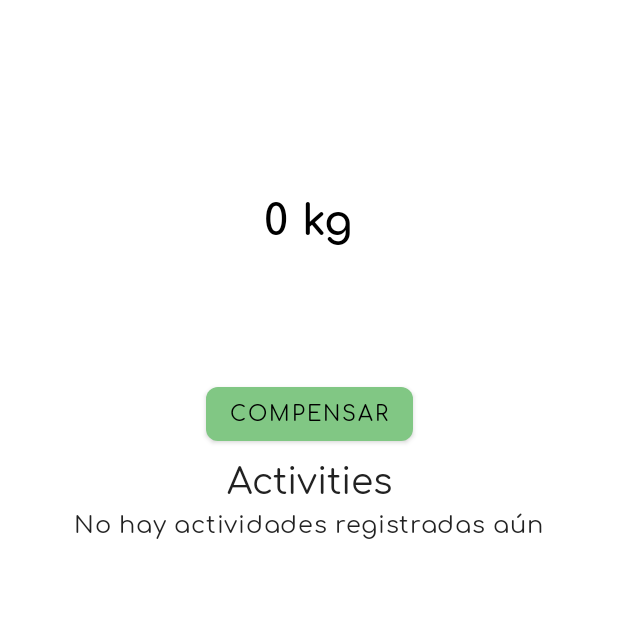
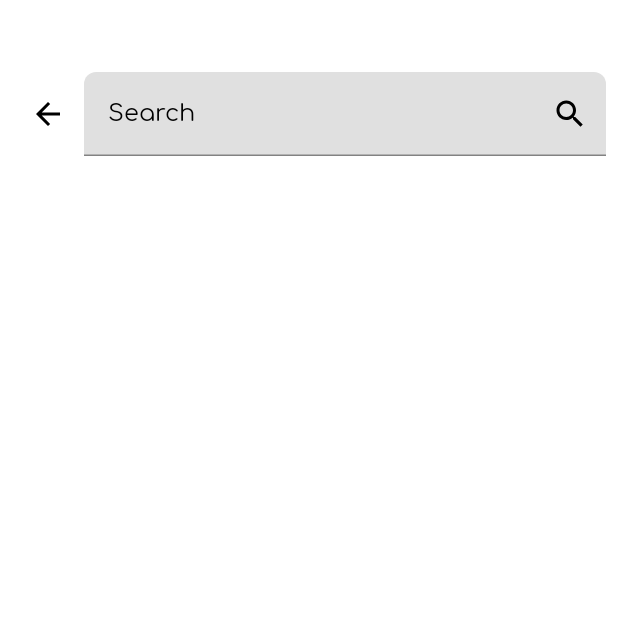
Before and after one commit to renatojobal/RocketEngineApp, an Android app built with Jetpack Compose: the screen it shows after launch (MainActivity), on a phone screen of 412 x 824 dp, the top half of it. Run offline under Robolectric (Android 15) with nearby library versions, the phone set to English and light mode, and no system bars; our stand-ins replace Timber, accompanist, constraintlayout-compose, livedata-compose.

Commit message:
:art: add search bar

```diff
--- a/app/src/main/java/com/renatojobal/rocketEngine/ui/home/HomeScreen.kt
+++ b/app/src/main/java/com/renatojobal/rocketEngine/ui/home/HomeScreen.kt
@@ -1,5 +1,6 @@
 package com.renatojobal.rocketEngine.ui
 
+import androidx.compose.animation.Crossfade
 import androidx.compose.animation.core.animateFloatAsState
 import androidx.compose.animation.core.tween
 import androidx.compose.foundation.Canvas
@@ -7,24 +8,33 @@ import androidx.compose.foundation.background
 import androidx.compose.foundation.clickable
 import androidx.compose.foundation.layout.*
 import androidx.compose.foundation.lazy.LazyColumn
-import androidx.compose.material.Button
-import androidx.compose.material.MaterialTheme
-import androidx.compose.material.Text
+import androidx.compose.foundation.text.KeyboardActions
+import androidx.compose.foundation.text.KeyboardOptions
+import androidx.compose.material.*
 import androidx.compose.runtime.*
 import androidx.compose.runtime.livedata.observeAsState
 import androidx.compose.ui.Alignment
 import androidx.compose.ui.Modifier
+import androidx.compose.ui.focus.FocusRequester
+import androidx.compose.ui.focus.focusRequester
 import androidx.compose.ui.graphics.Color
 import androidx.compose.ui.graphics.StrokeCap
 import androidx.compose.ui.graphics.drawscope.Stroke
+import androidx.compose.ui.platform.LocalFocusManager
+import androidx.compose.ui.res.painterResource
+import androidx.compose.ui.text.TextRange
 import androidx.compose.ui.text.font.FontWeight
+import androidx.compose.ui.text.input.ImeAction
+import androidx.compose.ui.text.input.TextFieldValue
 import androidx.compose.ui.tooling.preview.Preview
 import androidx.compose.ui.unit.Dp
 import androidx.compose.ui.unit.TextUnit
 import androidx.compose.ui.unit.dp
 import androidx.compose.ui.unit.sp
+import com.renatojobal.rocketEngine.R
 import com.renatojobal.rocketEngine.SharedViewModel
 import com.renatojobal.rocketEngine.model.Category
+import com.renatojobal.rocketEngine.ui.theme.RocketEngineTheme
 import timber.log.Timber
 
 @Composable
@@ -60,43 +70,45 @@ fun HomeScreen(sharedViewModel: SharedViewModel, onOffsetClicked: () -> Unit) {
             modifier = Modifier.fillMaxSize()
         ) {
 
-            selectedCategory?.let { safeCategory ->
-                Text(text = safeCategory.title + " " + safeCategory.thumbnail,
-                style = MaterialTheme.typography.h5,
-                modifier = Modifier.padding(top=8.dp))
-            }
+//            selectedCategory?.let { safeCategory ->
+//                Text(text = safeCategory.title + " " + safeCategory.thumbnail,
+//                style = MaterialTheme.typography.h5,
+//                modifier = Modifier.padding(top=8.dp))
+//            }
+//
+//            CircularProgressBar(
+//                percentage = currentPercentage,
+//                suffix = " kg",
+//                insideText = selectedCategory?.categoryCarbonFootprintKg?.trimDecimals() ?: "0"
+//            )
 
-            CircularProgressBar(
-                percentage = currentPercentage,
-                suffix = " kg",
-                insideText = selectedCategory?.categoryCarbonFootprintKg?.trimDecimals() ?: "0"
+            ExpandableSearchView(
+                searchDisplay = "",
+                onSearchDisplayChanged = {},
+                expandedInitially = true,
+                onSearchDisplayClosed = {}
             )
-            Button(
-                modifier = Modifier
-                    .padding(4.dp),
-                onClick = { onOffsetClicked() }
-            ) {
-                Text(text = "COMPENSAR", style = MaterialTheme.typography.button)
-            }
-            ActivitiesListPresenter(
-                sharedViewModel,
-                selectedCategory = selectedCategory
-            ) { wantedCategory ->
-                Timber.i("New category selected")
-                selectedCategory = wantedCategory
-
-            }
+//            Button(
+//                modifier = Modifier
+//                    .padding(4.dp),
+//                onClick = { onOffsetClicked() }
+//            ) {
+//                Text(text = "COMPENSAR", style = MaterialTheme.typography.button)
+//            }
+//            ActivitiesListPresenter(
+//                sharedViewModel,
+//                selectedCategory = selectedCategory
+//            ) { wantedCategory ->
+//                Timber.i("New category selected")
+//                selectedCategory = wantedCategory
+//
+//            }
         }
 
     }
 
 }
 
-//@Preview(showBackground = true)
-//@Composable
-//fun HomeScreenPreview() {
-//    HomeScreen {}
-//}
 
 @Composable
 fun CircularProgressBar(
@@ -241,10 +253,168 @@ fun ActivitiesListPresenter(
 
 }
 
-//@Preview(showBackground = true)
-//@Composable
-//fun ActivitiesListPreview() {
-//    val dummyActivity1 = Category(percentage = 0.36, title = "Transport", thumbnail = "\uD83C\uDFE1")
-//    val dummyActivity2 = Category(percentage = 0.36, title = "Transport", thumbnail = "\uD83D\uDE8B")
-//    ActivitiesListPresenter()
-//}
+
+@Composable
+fun ExpandableSearchView(
+    searchDisplay: String,
+    onSearchDisplayChanged: (String) -> Unit,
+    onSearchDisplayClosed: () -> Unit,
+    modifier: Modifier = Modifier,
+    expandedInitially: Boolean = false,
+    tint: Color = MaterialTheme.colors.onPrimary
+) {
+    val (expanded, onExpandedChanged) = remember {
+        mutableStateOf(expandedInitially)
+    }
+
+
+    Crossfade(targetState = expanded) { isSearchFieldVisible ->
+        when (isSearchFieldVisible) {
+            true -> ExpandedSearchView(
+                searchDisplay = searchDisplay,
+                onSearchDisplayChanged = onSearchDisplayChanged,
+                onSearchDisplayClosed = onSearchDisplayClosed,
+                onExpandedChanged = onExpandedChanged,
+                modifier = modifier,
+                tint = tint
+            )
+
+            false -> CollapsedSearchView(
+                onExpandedChanged = onExpandedChanged,
+                modifier = modifier,
+                tint = tint
+            )
+        }
+    }
+}
+
+@Composable
+fun SearchIcon(iconTint: Color) {
+    Icon(
+        painter = painterResource(id = R.drawable.ic_search),
+        contentDescription = "search icon",
+        tint = iconTint
+    )
+}
+
+@Composable
+fun CollapsedSearchView(
+    onExpandedChanged: (Boolean) -> Unit,
+    modifier: Modifier = Modifier,
+    tint: Color = MaterialTheme.colors.onPrimary,
+) {
+
+    Row(
+        modifier = modifier
+            .fillMaxWidth()
+            .padding(vertical = 2.dp),
+        horizontalArrangement = Arrangement.SpaceBetween,
+        verticalAlignment = Alignment.CenterVertically
+    ) {
+        Text(
+            text = "Search",
+            style = MaterialTheme.typography.h6,
+            modifier = Modifier
+                .padding(start = 16.dp)
+        )
+        IconButton(onClick = { onExpandedChanged(true) }) {
+            SearchIcon(iconTint = tint)
+        }
+    }
+}
+
+@Composable
+fun ExpandedSearchView(
+    searchDisplay: String,
+    onSearchDisplayChanged: (String) -> Unit,
+    onSearchDisplayClosed: () -> Unit,
+    onExpandedChanged: (Boolean) -> Unit,
+    modifier: Modifier = Modifier,
+    tint: Color = MaterialTheme.colors.onPrimary,
+) {
+    val focusManager = LocalFocusManager.current
+
+    val textFieldFocusRequester = remember { FocusRequester() }
+
+    SideEffect {
+        textFieldFocusRequester.requestFocus()
+    }
+
+    var textFieldValue by remember {
+        mutableStateOf(TextFieldValue(searchDisplay, TextRange(searchDisplay.length)))
+    }
+
+    Row(
+        modifier = modifier.fillMaxWidth(),
+        horizontalArrangement = Arrangement.Start,
+        verticalAlignment = Alignment.CenterVertically
+    ) {
+        IconButton(onClick = {
+            onExpandedChanged(false)
+            onSearchDisplayClosed()
+        }) {
+            Icon(
+                painter = painterResource(id = R.drawable.ic_back),
+                contentDescription = "back icon",
+                tint = tint
+            )
+        }
+        TextField(
+            value = textFieldValue,
+            onValueChange = {
+                textFieldValue = it
+                onSearchDisplayChanged(it.text)
+            },
+            trailingIcon = {
+                SearchIcon(iconTint = tint)
+            },
+            modifier = Modifier
+                .fillMaxWidth()
+                .focusRequester(textFieldFocusRequester),
+            label = {
+                Text(text = "Search", color = tint)
+            },
+            keyboardOptions = KeyboardOptions(
+                imeAction = ImeAction.Done
+            ),
+            keyboardActions = KeyboardActions(
+                onDone = {
+                    focusManager.clearFocus()
+                }
+            )
+        )
+    }
+}
+
+@Preview
+@Composable
+fun CollapsedSearchViewPreview() {
+    RocketEngineTheme {
+        Surface(
+            color = MaterialTheme.colors.primary
+        ) {
+            ExpandableSearchView(
+                searchDisplay = "",
+                onSearchDisplayChanged = {},
+                onSearchDisplayClosed = {}
+            )
+        }
+    }
+}
+
+@Preview
+@Composable
+fun ExpandedSearchViewPreview() {
+    RocketEngineTheme {
+        Surface(
+            color = MaterialTheme.colors.primary
+        ) {
+            ExpandableSearchView(
+                searchDisplay = "",
+                onSearchDisplayChanged = {},
+                expandedInitially = true,
+                onSearchDisplayClosed = {}
+            )
+        }
+    }
+}
--- /dev/null
+++ b/app/src/main/res/drawable/ic_back.xml
@@ -0,0 +1,5 @@
+<vector android:autoMirrored="true" android:height="24dp"
+    android:tint="#000000" android:viewportHeight="24"
+    android:viewportWidth="24" android:width="24dp" xmlns:android="http://schemas.android.com/apk/res/android">
+    <path android:fillColor="@android:color/white" android:pathData="M20,11H7.83l5.59,-5.59L12,4l-8,8 8,8 1.41,-1.41L7.83,13H20v-2z"/>
+</vector>
--- /dev/null
+++ b/app/src/main/res/drawable/ic_search.xml
@@ -0,0 +1,5 @@
+<vector android:height="24dp" android:tint="#000000"
+    android:viewportHeight="24" android:viewportWidth="24"
+    android:width="24dp" xmlns:android="http://schemas.android.com/apk/res/android">
+    <path android:fillColor="@android:color/white" android:pathData="M15.5,14h-0.79l-0.28,-0.27C15.41,12.59 16,11.11 16,9.5 16,5.91 13.09,3 9.5,3S3,5.91 3,9.5 5.91,16 9.5,16c1.61,0 3.09,-0.59 4.23,-1.57l0.27,0.28v0.79l5,4.99L20.49,19l-4.99,-5zM9.5,14C7.01,14 5,11.99 5,9.5S7.01,5 9.5,5 14,7.01 14,9.5 11.99,14 9.5,14z"/>
+</vector>
```
